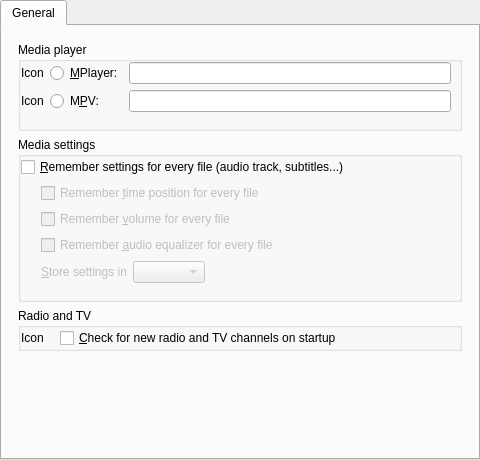
Before: the Qt Designer form src/gui/pref/general.ui in wilbert2000/wzplayer, drawn with Qt 5.
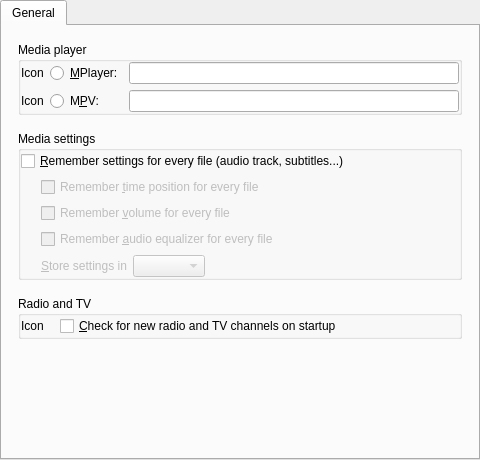
After: the same form once the commit is applied. Custom widgets are drawn as their Qt base class.

Commit message: Simplify spacing and margins, minor text change

Diff of the .ui file:
```diff
--- a/src/gui/pref/general.ui
+++ b/src/gui/pref/general.ui
@@ -27,6 +27,9 @@
        <string>General</string>
       </attribute>
       <layout class="QVBoxLayout" name="verticalLayout_2">
+       <property name="spacing">
+        <number>16</number>
+       </property>
        <property name="margin">
         <number>16</number>
        </property>
@@ -39,18 +42,9 @@
           <bool>true</bool>
          </property>
          <layout class="QVBoxLayout" name="verticalLayout">
-          <property name="leftMargin">
+          <property name="margin">
            <number>0</number>
           </property>
-          <property name="topMargin">
-           <number>0</number>
-          </property>
-          <property name="rightMargin">
-           <number>8</number>
-          </property>
-          <property name="bottomMargin">
-           <number>16</number>
-          </property>
           <item>
            <layout class="QGridLayout" name="player_gridlayout">
             <item row="0" column="0">
@@ -101,18 +95,9 @@
           <bool>true</bool>
          </property>
          <layout class="QVBoxLayout">
-          <property name="leftMargin">
+          <property name="margin">
            <number>0</number>
           </property>
-          <property name="topMargin">
-           <number>0</number>
-          </property>
-          <property name="rightMargin">
-           <number>8</number>
-          </property>
-          <property name="bottomMargin">
-           <number>16</number>
-          </property>
           <item>
            <widget class="QCheckBox" name="remember_all_check">
             <property name="text">
@@ -228,16 +213,7 @@
           <property name="spacing">
            <number>16</number>
           </property>
-          <property name="leftMargin">
-           <number>0</number>
-          </property>
-          <property name="topMargin">
-           <number>0</number>
-          </property>
-          <property name="rightMargin">
-           <number>8</number>
-          </property>
-          <property name="bottomMargin">
+          <property name="margin">
            <number>0</number>
           </property>
           <item>
```
The commit also changes 2 other files.
